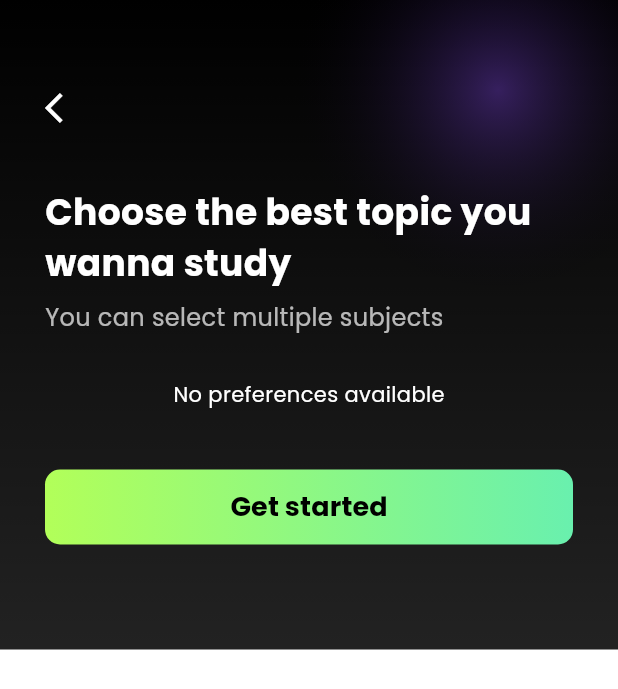
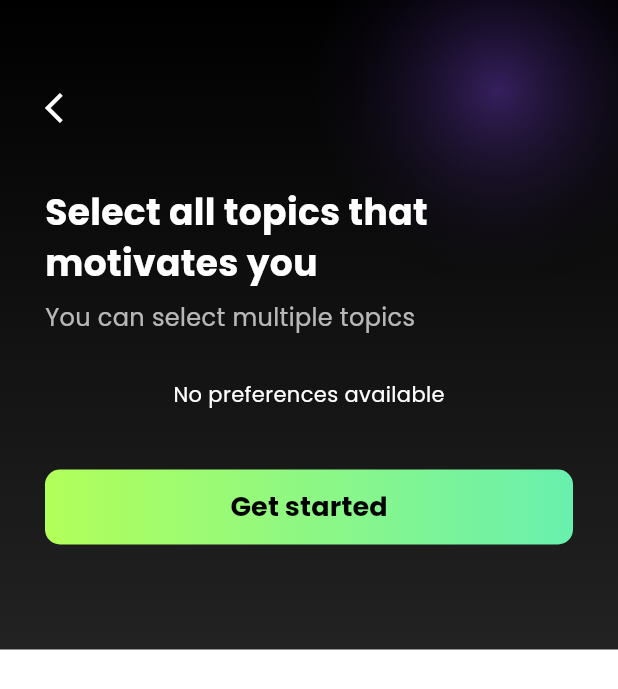
Before and after one commit to Bishnuu72/Flutter-Projects, a Flutter app: the screen it shows once a user with an empty profile is signed in, on a phone screen of 412 x 824 dp. Shown: the top 689 px of the screen. Run offline on Flutter 3.47's test engine with Material 3 defaults, Android fonts, the phone set to English and light mode, and no system bars; our stand-ins replace awesome_dialog, cached_network_image, cloud_firestore, dio, firebase_auth, firebase_core and 9 more; accounts and stored records are empty.

Commit message:
fix error

```diff
--- a/lib/screens/favorites_screen.dart
+++ b/lib/screens/favorites_screen.dart
@@ -81,6 +81,7 @@ class _FavoritesScreenState extends State<FavoritesScreen> {
         title: const Text('My Favorites'),
         centerTitle: true,
         elevation: 0,
+        automaticallyImplyLeading: false, // Remove automatic back button
       ),
       body: isLoading
           ? Center(
--- a/lib/screens/preference_selection.dart
+++ b/lib/screens/preference_selection.dart
@@ -141,7 +141,7 @@ class _PreferenceSelectionState extends State<PreferenceSelection> {
                   ),
                   const SizedBox(height: 40),
                   const Text(
-                    "Choose the best topic you wanna study",
+                    "Select all topics that motivates you",
                     style: TextStyle(
                       color: Colors.white,
                       fontSize: 24,
@@ -150,7 +150,7 @@ class _PreferenceSelectionState extends State<PreferenceSelection> {
                   ),
                   const SizedBox(height: 8),
                   const Text(
-                    "You can select multiple subjects",
+                    "You can select multiple topics",
                     style: TextStyle(
                       color: Colors.white70,
                       fontSize: 16,
--- a/lib/screens/reminder_screen.dart
+++ b/lib/screens/reminder_screen.dart
@@ -195,6 +195,7 @@ class _ReminderScreenState extends State<ReminderScreen> {
             color: Theme.of(context).textTheme.titleLarge?.color,
           ),
         ),
+        automaticallyImplyLeading: false, // Remove automatic back button
       ),
       backgroundColor: Theme.of(context).scaffoldBackgroundColor,
       body: _isLoadingCategories
```
